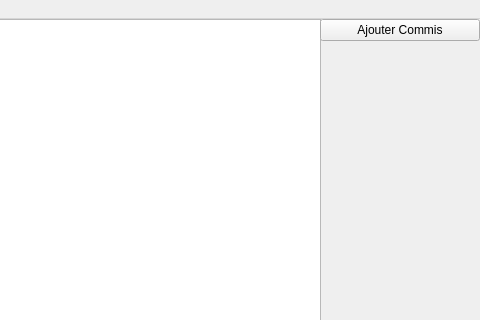
Qt form Laboratoire9/EmployeGUI/employegui.ui (PMarcL/LaboratoireGIF1003) before a commit; both pictures show x 320 to 800 and y 0 to 320 of the 800 by 600 pixel window.
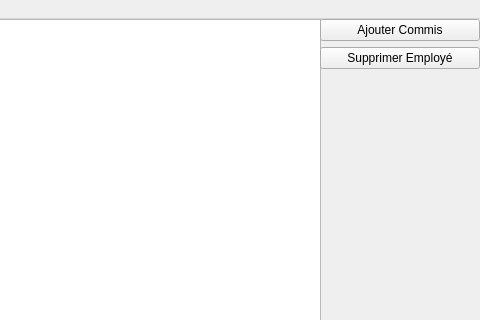
The same form after that commit.

```diff
--- a/Laboratoire9/EmployeGUI/employegui.ui
+++ b/Laboratoire9/EmployeGUI/employegui.ui
@@ -46,6 +46,13 @@
        </property>
       </widget>
      </item>
+     <item>
+      <widget class="QPushButton" name="supprimerEmployeBouton">
+       <property name="text">
+        <string>Supprimer Employé</string>
+       </property>
+      </widget>
+     </item>
      <item>
       <spacer name="verticalSpacer">
        <property name="orientation">
```
Left out of the diff: 3 changed lines with no effect on the pictures.
